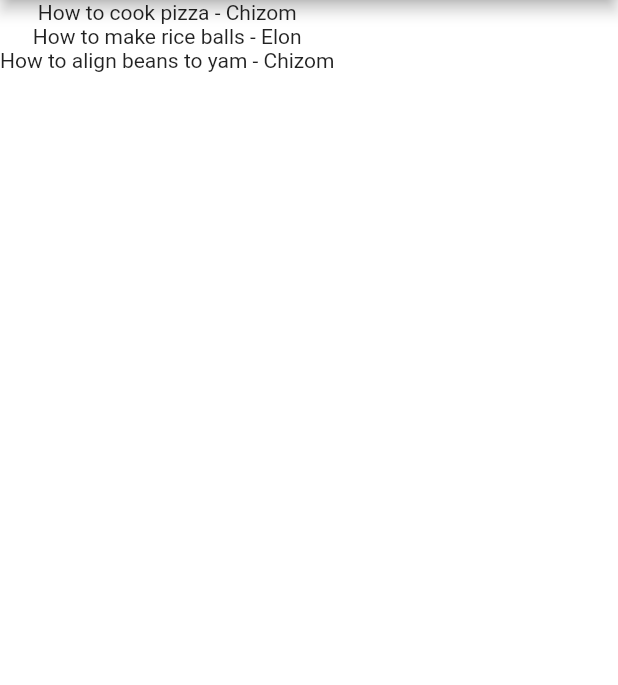
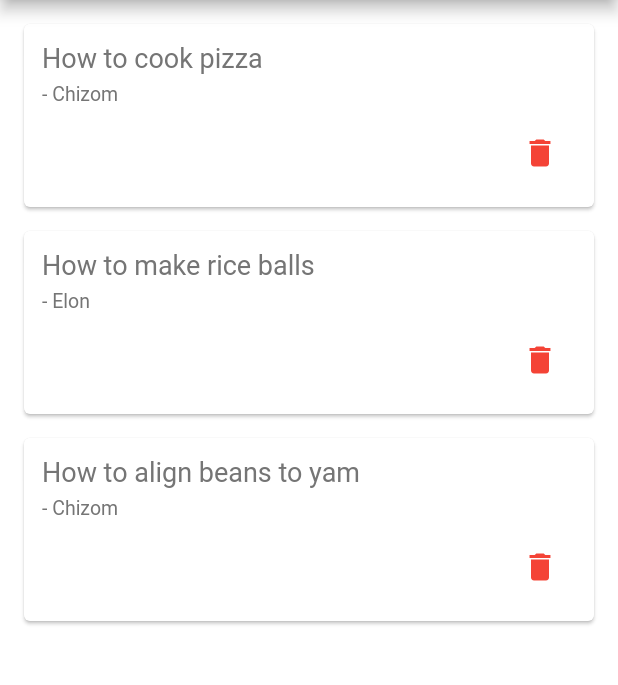
Before and after one commit to chizom/quotes-app-example-for-flutter-students, a Flutter app: the screen it shows after launch, on a phone screen of 412 x 824 dp, the part 84-769 px from its top. Run offline on Flutter 3.47's test engine with Material 2 defaults, Android fonts, the phone set to English and light mode, and no system bars.

Commit message:
complete quote app with delete functionality

```diff
--- a/lib/main.dart
+++ b/lib/main.dart
@@ -1,36 +1,8 @@
 import 'package:flutter/material.dart';
-import 'package:quotes_app/quote.dart';
+import 'package:quotes_app/quoteView.dart';
 
 void main() {
   runApp(MaterialApp(
     home: Quotes(),
   ));
 }
-
-class Quotes extends StatefulWidget {
-  @override
-  _QuotesState createState() => _QuotesState();
-}
-
-class _QuotesState extends State<Quotes> {
-
-  List<Quote> quotes = [
-    Quote(author: 'Chizom', text: 'How to cook pizza'),
-    Quote(author: 'Elon', text: 'How to make rice balls'),
-    Quote(author: 'Chizom', text: 'How to align beans to yam'),
-  ];
-
-  @override
-  Widget build(BuildContext context) {
-    return Scaffold(
-      backgroundColor: Colors.white,
-      appBar: AppBar(
-        title: Text('Quotes'),
-        backgroundColor: Colors.redAccent,
-      ),
-      body: Column(
-        children: quotes.map((quote) => Text('${quote.text} - ${quote.author}')).toList(),
-      ),
-    );
-  }
-}
--- /dev/null
+++ b/lib/quoteView.dart
@@ -0,0 +1,73 @@
+import 'package:flutter/material.dart';
+import 'quote.dart';
+
+
+class Quotes extends StatefulWidget {
+  @override
+  _QuotesState createState() => _QuotesState();
+}
+
+class _QuotesState extends State<Quotes> {
+
+  List<Quote> quotes = [
+    Quote(author: 'Chizom', text: 'How to cook pizza'),
+    Quote(author: 'Elon', text: 'How to make rice balls'),
+    Quote(author: 'Chizom', text: 'How to align beans to yam'),
+  ];
+
+  // Widget quoteTemplate(quote){
+  //
+  // }
+
+  @override
+  Widget build(BuildContext context) {
+    return Scaffold(
+      backgroundColor: Colors.white,
+      appBar: AppBar(
+        title: Text('Quotes'),
+        backgroundColor: Colors.redAccent,
+      ),
+      body: Column(
+        children: quotes.map((quote) => Card(
+          margin: EdgeInsets.fromLTRB(16.0, 16.0, 16.0, 0),
+          child: Padding(
+            padding: const EdgeInsets.all(12.0),
+            child: Column(
+              crossAxisAlignment: CrossAxisAlignment.stretch,
+              children: [
+                Text('${quote.text}',
+                  style: TextStyle(
+                      color: Colors.grey[600],
+                      fontSize: 18.0
+                  ),
+                ),
+                SizedBox(
+                  height: 6.0,
+                ),
+                Text('- ${quote.author}',
+                  style: TextStyle(
+                      color: Colors.grey[600],
+                      fontSize: 13.0
+                  ),
+                ),
+                SizedBox(
+                  height: 8.0,
+                ),
+                Row(
+                  mainAxisAlignment: MainAxisAlignment.end,
+                  children: [
+                    IconButton(onPressed: (){
+                      setState(() {
+                        quotes.remove(quote);
+                      });
+                    }, icon: Icon(Icons.delete), color: Colors.red,)
+                  ],
+                )
+              ],
+            ),
+          ),
+        )).toList(),
+      ),
+    );
+  }
+}
```
